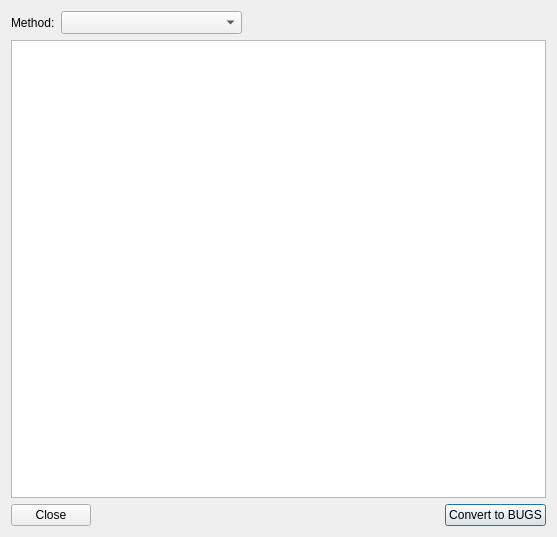
The window that plugin/nbEditor_dialog_base.ui (solymosin/maps2winbugs) describes before a commit, drawn with Qt 5.
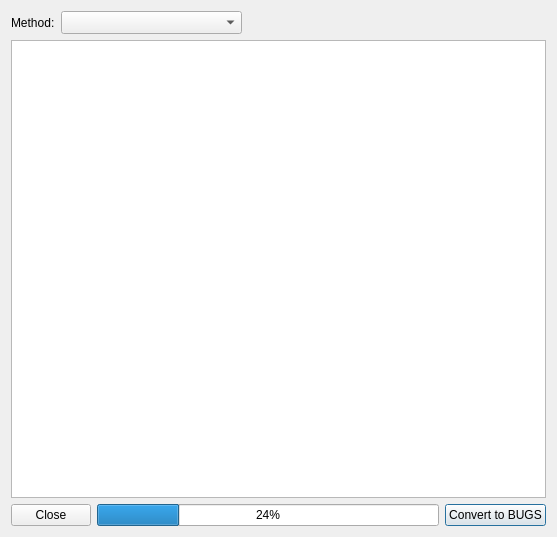
The same window after the commit.

```diff
--- a/plugin/nbEditor_dialog_base.ui
+++ b/plugin/nbEditor_dialog_base.ui
@@ -14,7 +14,7 @@
    <string>Neighbouring list</string>
   </property>
   <layout class="QGridLayout" name="gridLayout">
-   <item row="0" column="0">
+   <item row="0" column="0" colspan="2">
     <layout class="QHBoxLayout" name="horizontalLayout_2">
      <item>
       <widget class="QLabel" name="label">
@@ -54,12 +54,10 @@
      </item>
     </layout>
    </item>
-   <item row="1" column="0">
+   <item row="1" column="0" colspan="3">
     <widget class="QTableView" name="tableView"/>
    </item>
    <item row="2" column="0">
-    <layout class="QHBoxLayout" name="horizontalLayout">
-     <item>
       <widget class="QPushButton" name="pushCancel">
        <property name="text">
         <string>Close</string>
@@ -69,20 +67,14 @@
        </property>
       </widget>
      </item>
-     <item>
-      <spacer name="horizontalSpacer">
-       <property name="orientation">
-        <enum>Qt::Horizontal</enum>
-       </property>
-       <property name="sizeHint" stdset="0">
-        <size>
-         <width>40</width>
-         <height>20</height>
-        </size>
-       </property>
-      </spacer>
-     </item>
-     <item>
+   <item row="2" column="1">
+    <widget class="QProgressBar" name="progressBar">
+     <property name="value">
+      <number>24</number>
+     </property>
+    </widget>
+   </item>
+   <item row="2" column="2">
       <widget class="QPushButton" name="pushOK">
        <property name="text">
         <string>Convert to BUGS</string>
@@ -94,8 +86,6 @@
         <bool>true</bool>
        </property>
       </widget>
-     </item>
-    </layout>
    </item>
   </layout>
  </widget>
```
Lines whose indentation alone changed are shown as unchanged.
